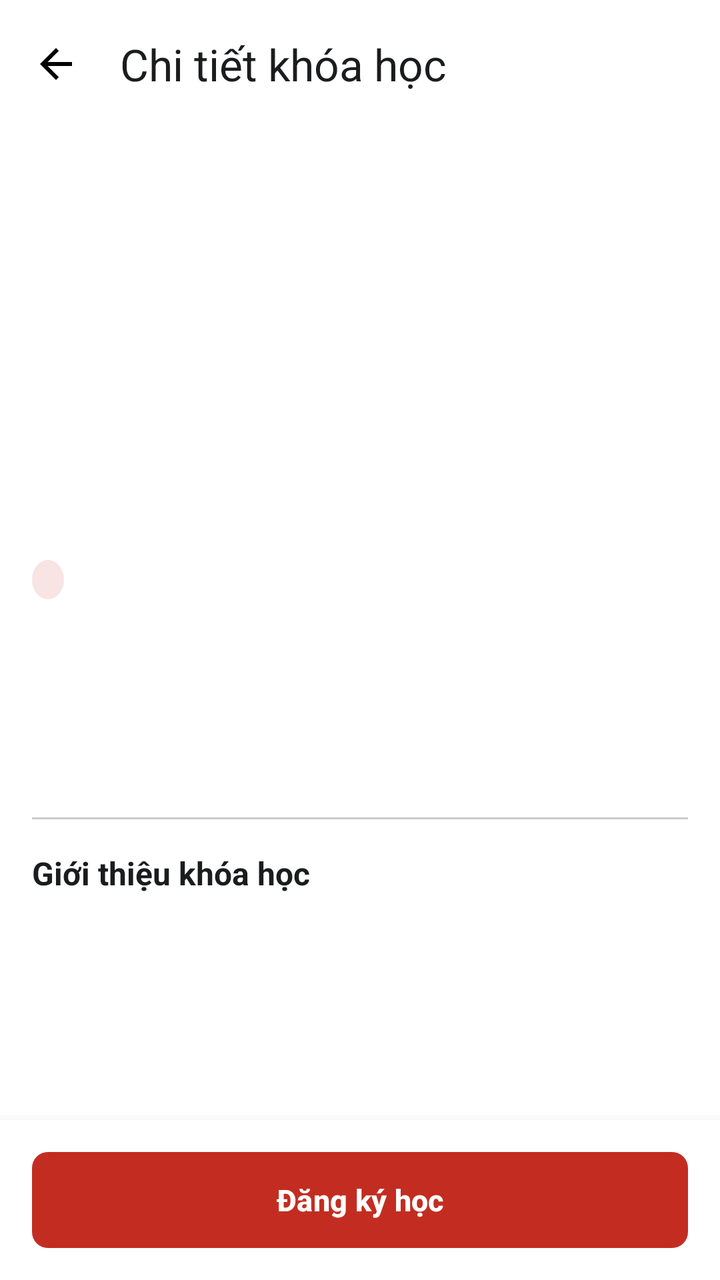
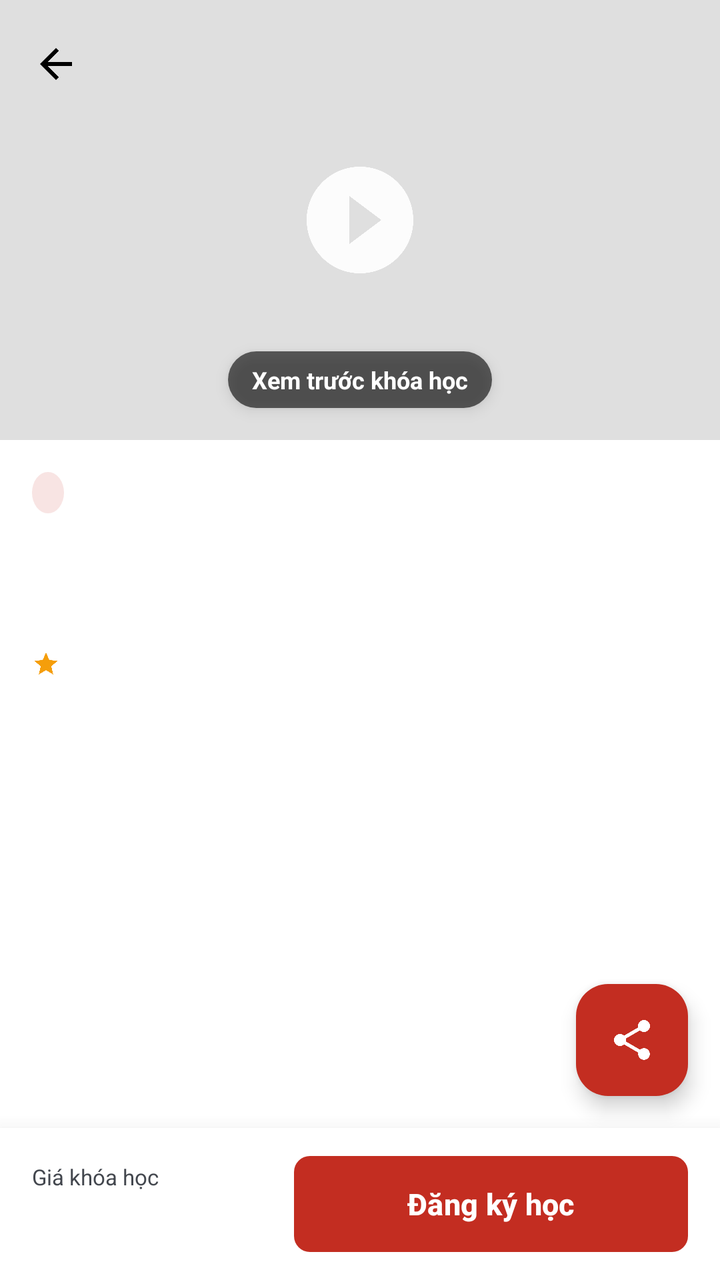

Before-and-after screenshots of an Android layout around one commit, followed by the original layout XML and the change that was made.
<!-- AndroidManifest.xml: application theme Theme.Learning -->
<!-- res/layout/activity_course_detail.xml -->
<?xml version="1.0" encoding="utf-8"?>
<androidx.coordinatorlayout.widget.CoordinatorLayout xmlns:android="http://schemas.android.com/apk/res/android"
    xmlns:app="http://schemas.android.com/apk/res-auto"
    android:layout_width="match_parent"
    android:layout_height="match_parent"
    android:background="@color/background">

    <com.google.android.material.appbar.AppBarLayout
        android:id="@+id/app_bar"
        android:layout_width="match_parent"
        android:layout_height="wrap_content"
        android:background="@color/white"
        app:elevation="0dp">

        <androidx.appcompat.widget.Toolbar
            android:id="@+id/toolbar"
            android:layout_width="match_parent"
            android:layout_height="?attr/actionBarSize"
            app:navigationIcon="@drawable/ic_arrow_back"
            app:title="Chi tiết khóa học"
            app:titleTextColor="@color/text_primary" />
    </com.google.android.material.appbar.AppBarLayout>

    <androidx.core.widget.NestedScrollView
        android:layout_width="match_parent"
        android:layout_height="match_parent"
        app:layout_behavior="@string/appbar_scrolling_view_behavior">

        <LinearLayout
            android:layout_width="match_parent"
            android:layout_height="wrap_content"
            android:orientation="vertical"
            android:paddingBottom="80dp">

            <ImageView
                android:id="@+id/iv_thumbnail"
                android:layout_width="match_parent"
                android:layout_height="200dp"
                android:scaleType="centerCrop"
                android:src="@drawable/ic_logo_placeholder" />

            <LinearLayout
                android:layout_width="match_parent"
                android:layout_height="wrap_content"
                android:orientation="vertical"
                android:padding="16dp">

                <TextView
                    android:id="@+id/tv_level"
                    android:layout_width="wrap_content"
                    android:layout_height="wrap_content"
                    android:background="@drawable/bg_circle_primary_light"
                    android:paddingStart="8dp"
                    android:paddingEnd="8dp"
                    android:paddingTop="3dp"
                    android:paddingBottom="3dp"
                    android:textColor="@color/primary"
                    android:textSize="10sp"
                    android:textStyle="bold" />

                <TextView
                    android:id="@+id/tv_title"
                    android:layout_width="match_parent"
                    android:layout_height="wrap_content"
                    android:layout_marginTop="8dp"
                    android:textColor="@color/on_background"
                    android:textSize="20sp"
                    android:textStyle="bold" />

                <TextView
                    android:id="@+id/tv_instructor"
                    android:layout_width="match_parent"
                    android:layout_height="wrap_content"
                    android:layout_marginTop="8dp"
                    android:textColor="@color/outline"
                    android:textSize="13sp" />

                <TextView
                    android:id="@+id/tv_price"
                    android:layout_width="match_parent"
                    android:layout_height="wrap_content"
                    android:layout_marginTop="8dp"
                    android:textColor="@color/primary"
                    android:textSize="18sp"
                    android:textStyle="bold" />

                <View
                    android:layout_width="match_parent"
                    android:layout_height="1dp"
                    android:layout_marginTop="16dp"
                    android:layout_marginBottom="16dp"
                    android:background="@color/divider" />

                <TextView
                    android:layout_width="match_parent"
                    android:layout_height="wrap_content"
                    android:text="Giới thiệu khóa học"
                    android:textColor="@color/on_background"
                    android:textSize="16sp"
                    android:textStyle="bold" />

                <TextView
                    android:id="@+id/tv_description"
                    android:layout_width="match_parent"
                    android:layout_height="wrap_content"
                    android:layout_marginTop="8dp"
                    android:textColor="@color/on_surface_variant"
                    android:textSize="14sp"
                    android:lineSpacingMultiplier="1.2" />

            </LinearLayout>

        </LinearLayout>

    </androidx.core.widget.NestedScrollView>

    <FrameLayout
        android:layout_width="match_parent"
        android:layout_height="wrap_content"
        android:layout_gravity="bottom"
        android:background="@color/white"
        android:elevation="8dp"
        android:padding="16dp">

        <com.google.android.material.button.MaterialButton
            android:id="@+id/btn_enroll"
            android:layout_width="match_parent"
            android:layout_height="wrap_content"
            android:text="@string/course_btn_enroll"
            android:textColor="@color/white"
            android:textSize="15sp"
            android:textStyle="bold"
            app:cornerRadius="8dp" />

    </FrameLayout>

</androidx.coordinatorlayout.widget.CoordinatorLayout>
<!-- resources referenced by this layout -->
<resources>
  <color name="background">#FFFFFF</color>
  <color name="divider">#CCCCCC</color>
  <color name="on_background">#1A1C1E</color>
  <color name="on_surface_variant">#43474E</color>
  <color name="outline">#74777F</color>
  <color name="primary">#C32D21</color>
  <color name="text_primary">#1A1C1E</color>
  <color name="white">#FFFFFF</color>
  <!-- drawable bg_circle_primary_light (drawable) -->
  <?xml version="1.0" encoding="utf-8"?>
  <shape xmlns:android="http://schemas.android.com/apk/res/android"
      android:shape="oval">
  
      <solid android:color="#20C32D21" />
  </shape>
  <!-- drawable ic_arrow_back (drawable) -->
  <vector xmlns:android="http://schemas.android.com/apk/res/android"
      android:width="24dp"
      android:height="24dp"
      android:viewportWidth="24"
      android:viewportHeight="24">
    <path
        android:fillColor="#FF000000"
        android:pathData="M20,11H7.83l5.59-5.59L12,4l-8,8 8,8 1.41-1.41L7.83,13H20v-2z"/>
  </vector>
  <string name="course_btn_enroll">Đăng ký học</string>
  <color name="primary_dark">#9B2016</color>
  <color name="on_primary">#FFFFFF</color>
  <color name="primary_light">#E05347</color>
  <color name="secondary">#373A3C</color>
  <color name="on_secondary">#FFFFFF</color>
  <color name="secondary_light">#595C5E</color>
  <color name="surface">#F5F5F5</color>
  <color name="on_surface">#1A1C1E</color>
  <color name="surface_variant">#E1E2EC</color>
  <color name="error">#BA1A1A</color>
  <color name="on_error">#FFFFFF</color>
  <style name="Widget.Learning.Toolbar" parent="Widget.Material3.Toolbar">
          <item name="titleTextColor">@color/secondary</item>
          <item name="subtitleTextColor">@color/outline</item>
          <item name="navigationIconTint">@color/secondary</item>
      </style>
  <dimen name="button_height">48dp</dimen>
  <style name="ShapeAppearance.Learning.Button" parent="ShapeAppearance.Material3.MediumComponent">
          <item name="cornerSize">@dimen/button_radius</item>
      </style>
  <dimen name="button_radius">24dp</dimen>
  <!-- unchanged entries left out for length: 3 -->
</resources>

<!-- the commit's change to res/layout/activity_course_detail.xml (unified diff, before → after) -->
@@ -1,5 +1,6 @@
 <?xml version="1.0" encoding="utf-8"?>
-<androidx.coordinatorlayout.widget.CoordinatorLayout xmlns:android="http://schemas.android.com/apk/res/android"
+<androidx.coordinatorlayout.widget.CoordinatorLayout 
+    xmlns:android="http://schemas.android.com/apk/res/android"
     xmlns:app="http://schemas.android.com/apk/res-auto"
     android:layout_width="match_parent"
     android:layout_height="match_parent"
@@ -10,128 +11,221 @@
         android:layout_width="match_parent"
         android:layout_height="wrap_content"
         android:background="@color/white"
-        app:elevation="0dp">
-
-        <androidx.appcompat.widget.Toolbar
-            android:id="@+id/toolbar"
+        android:theme="@style/ThemeOverlay.AppCompat.Light">
+
+        <com.google.android.material.appbar.CollapsingToolbarLayout
+            android:id="@+id/collapsing_toolbar"
             android:layout_width="match_parent"
-            android:layout_height="?attr/actionBarSize"
-            app:navigationIcon="@drawable/ic_arrow_back"
-            app:title="Chi tiết khóa học"
-            app:titleTextColor="@color/text_primary" />
+            android:layout_height="wrap_content"
+            app:layout_scrollFlags="scroll|exitUntilCollapsed"
+            app:contentScrim="@color/white">
+
+            
+            <FrameLayout
+                android:layout_width="match_parent"
+                android:layout_height="220dp"
+                app:layout_collapseMode="parallax">
+
+                <ImageView
+                    android:id="@+id/iv_thumbnail"
+                    android:layout_width="match_parent"
+                    android:layout_height="match_parent"
+                    android:scaleType="centerCrop"
+                    android:src="@drawable/ic_logo_placeholder" />
+
+                
+                <View
+                    android:layout_width="match_parent"
+                    android:layout_height="match_parent"
+                    android:background="#20000000" />
+
+                
+                <ImageView
+                    android:id="@+id/iv_play_preview"
+                    android:layout_width="64dp"
+                    android:layout_height="64dp"
+                    android:layout_gravity="center"
+                    android:src="@drawable/ic_play_circle_filled"
+                    app:tint="@color/white"
+                    android:alpha="0.9"
+                    android:elevation="4dp"/>
+
+                <TextView
+                    android:layout_width="wrap_content"
+                    android:layout_height="wrap_content"
+                    android:layout_gravity="bottom|center_horizontal"
+                    android:layout_marginBottom="16dp"
+                    android:background="@drawable/bg_rounded_black_translucent"
+                    android:paddingHorizontal="12dp"
+                    android:paddingVertical="6dp"
+                    android:text="Xem trước khóa học"
+                    android:textColor="@color/white"
+                    android:textSize="12sp"
+                    android:textStyle="bold"
+                    android:elevation="4dp" />
+            </FrameLayout>
+
+            <androidx.appcompat.widget.Toolbar
+                android:id="@+id/toolbar"
+                android:layout_width="match_parent"
+                android:layout_height="?attr/actionBarSize"
+                app:layout_collapseMode="pin"
+                app:navigationIcon="@drawable/ic_arrow_back"
+                app:titleTextColor="@color/text_primary" />
+
+        </com.google.android.material.appbar.CollapsingToolbarLayout>
+
+        
+        <LinearLayout
+            android:layout_width="match_parent"
+            android:layout_height="wrap_content"
+            android:orientation="vertical"
+            android:paddingHorizontal="16dp"
+            android:paddingTop="16dp"
+            android:paddingBottom="8dp"
+            app:layout_scrollFlags="scroll">
+
+            <TextView
+                android:id="@+id/tv_level"
+                android:layout_width="wrap_content"
+                android:layout_height="wrap_content"
+                android:background="@drawable/bg_circle_primary_light"
+                android:paddingHorizontal="8dp"
+                android:paddingVertical="3dp"
+                android:textColor="@color/primary"
+                android:textSize="11sp"
+                android:textStyle="bold" />
+
+            <TextView
+                android:id="@+id/tv_title"
+                android:layout_width="match_parent"
+                android:layout_height="wrap_content"
+                android:layout_marginTop="8dp"
+                android:textColor="@color/text_primary"
+                android:textSize="20sp"
+                android:textStyle="bold" />
+
+            <TextView
+                android:id="@+id/tv_instructor"
+                android:layout_width="match_parent"
+                android:layout_height="wrap_content"
+                android:layout_marginTop="6dp"
+                android:textColor="@color/text_secondary"
+                android:textSize="13sp" />
+
+            
+            <LinearLayout
+                android:layout_width="match_parent"
+                android:layout_height="wrap_content"
+                android:layout_marginTop="8dp"
+                android:gravity="center_vertical"
+                android:orientation="horizontal">
+
+                <ImageView
+                    android:layout_width="14dp"
+                    android:layout_height="14dp"
+                    android:src="@drawable/ic_star_filled"
+                    app:tint="@color/category_orange" />
+
+                <TextView
+                    android:id="@+id/tv_rating"
+                    android:layout_width="wrap_content"
+                    android:layout_height="wrap_content"
+                    android:layout_marginStart="4dp"
+                    android:textColor="@color/text_primary"
+                    android:textSize="13sp"
+                    android:textStyle="bold" />
+
+                <TextView
+                    android:id="@+id/tv_enrolled_count"
+                    android:layout_width="wrap_content"
+                    android:layout_height="wrap_content"
+                    android:layout_marginStart="12dp"
+                    android:textColor="@color/text_secondary"
+                    android:textSize="13sp" />
+            </LinearLayout>
+        </LinearLayout>
+
+        
+        <com.google.android.material.tabs.TabLayout
+            android:id="@+id/tab_layout"
+            android:layout_width="match_parent"
+            android:layout_height="wrap_content"
+            android:background="@color/white"
+            app:tabGravity="fill"
+            app:tabMode="fixed"
+            app:tabSelectedTextColor="@color/primary"
+            app:tabTextColor="@color/text_secondary"
+            app:tabIndicatorColor="@color/primary"
+            app:tabIndicatorHeight="3dp" />
+
     </com.google.android.material.appbar.AppBarLayout>
 
-    <androidx.core.widget.NestedScrollView
+    
+    <androidx.viewpager2.widget.ViewPager2
+        android:id="@+id/view_pager"
         android:layout_width="match_parent"
         android:layout_height="match_parent"
-        app:layout_behavior="@string/appbar_scrolling_view_behavior">
-
-        <LinearLayout
-            android:layout_width="match_parent"
-            android:layout_height="wrap_content"
-            android:orientation="vertical"
-            android:paddingBottom="80dp">
-
-            <ImageView
-                android:id="@+id/iv_thumbnail"
-                android:layout_width="match_parent"
-                android:layout_height="200dp"
-                android:scaleType="centerCrop"
-                android:src="@drawable/ic_logo_placeholder" />
-
-            <LinearLayout
-                android:layout_width="match_parent"
-                android:layout_height="wrap_content"
-                android:orientation="vertical"
-                android:padding="16dp">
-
-                <TextView
-                    android:id="@+id/tv_level"
-                    android:layout_width="wrap_content"
-                    android:layout_height="wrap_content"
-                    android:background="@drawable/bg_circle_primary_light"
-                    android:paddingStart="8dp"
-                    android:paddingEnd="8dp"
-                    android:paddingTop="3dp"
-                    android:paddingBottom="3dp"
-                    android:textColor="@color/primary"
-                    android:textSize="10sp"
-                    android:textStyle="bold" />
-
-                <TextView
-                    android:id="@+id/tv_title"
-                    android:layout_width="match_parent"
-                    android:layout_height="wrap_content"
-                    android:layout_marginTop="8dp"
-                    android:textColor="@color/on_background"
-                    android:textSize="20sp"
-                    android:textStyle="bold" />
-
-                <TextView
-                    android:id="@+id/tv_instructor"
-                    android:layout_width="match_parent"
-                    android:layout_height="wrap_content"
-                    android:layout_marginTop="8dp"
-                    android:textColor="@color/outline"
-                    android:textSize="13sp" />
-
-                <TextView
-                    android:id="@+id/tv_price"
-                    android:layout_width="match_parent"
-                    android:layout_height="wrap_content"
-                    android:layout_marginTop="8dp"
-                    android:textColor="@color/primary"
-                    android:textSize="18sp"
-                    android:textStyle="bold" />
-
-                <View
-                    android:layout_width="match_parent"
-                    android:layout_height="1dp"
-                    android:layout_marginTop="16dp"
-                    android:layout_marginBottom="16dp"
-                    android:background="@color/divider" />
-
-                <TextView
-                    android:layout_width="match_parent"
-                    android:layout_height="wrap_content"
-                    android:text="Giới thiệu khóa học"
-                    android:textColor="@color/on_background"
-                    android:textSize="16sp"
-                    android:textStyle="bold" />
-
-                <TextView
-                    android:id="@+id/tv_description"
-                    android:layout_width="match_parent"
-                    android:layout_height="wrap_content"
-                    android:layout_marginTop="8dp"
-                    android:textColor="@color/on_surface_variant"
-                    android:textSize="14sp"
-                    android:lineSpacingMultiplier="1.2" />
-
-            </LinearLayout>
-
-        </LinearLayout>
-
-    </androidx.core.widget.NestedScrollView>
-
-    <FrameLayout
+        android:layout_marginBottom="76dp"
+        app:layout_behavior="@string/appbar_scrolling_view_behavior" />
+
+    
+    <LinearLayout
         android:layout_width="match_parent"
-        android:layout_height="wrap_content"
+        android:layout_height="76dp"
         android:layout_gravity="bottom"
         android:background="@color/white"
-        android:elevation="8dp"
-        android:padding="16dp">
+        android:elevation="16dp"
+        android:gravity="center_vertical"
+        android:orientation="horizontal"
+        android:paddingHorizontal="16dp">
+
+        <LinearLayout
+            android:layout_width="0dp"
+            android:layout_height="wrap_content"
+            android:layout_weight="1.2"
+            android:orientation="vertical">
+
+            <TextView
+                android:layout_width="wrap_content"
+                android:layout_height="wrap_content"
+                android:text="Giá khóa học"
+                android:textColor="@color/text_secondary"
+                android:textSize="11sp" />
+
+            <TextView
+                android:id="@+id/tv_price"
+                android:layout_width="wrap_content"
+                android:layout_height="wrap_content"
+                android:textColor="@color/primary"
+                android:textSize="20sp"
+                android:textStyle="bold" />
+        </LinearLayout>
 
         <com.google.android.material.button.MaterialButton
             android:id="@+id/btn_enroll"
-            android:layout_width="match_parent"
-            android:layout_height="wrap_content"
-            android:text="@string/course_btn_enroll"
+            android:layout_width="0dp"
+            android:layout_height="48dp"
+            android:layout_weight="1.8"
+            android:text="Đăng ký học"
             android:textColor="@color/white"
             android:textSize="15sp"
             android:textStyle="bold"
             app:cornerRadius="8dp" />
-
-    </FrameLayout>
+    </LinearLayout>
+
+    
+    <com.google.android.material.floatingactionbutton.FloatingActionButton
+        android:id="@+id/fab_share"
+        android:layout_width="wrap_content"
+        android:layout_height="wrap_content"
+        android:layout_gravity="bottom|end"
+        android:layout_marginEnd="16dp"
+        android:layout_marginBottom="92dp"
+        android:src="@drawable/ic_share"
+        app:tint="@color/white"
+        app:backgroundTint="@color/primary"
+        app:fabSize="normal"
+        android:contentDescription="Share Course" />
 
 </androidx.coordinatorlayout.widget.CoordinatorLayout>
<!-- resource entries referenced after the edit -->
@@ -1,12 +1,12 @@
 <!-- resources referenced by this layout -->
 <resources>
   <color name="background">#FFFFFF</color>
-  <color name="divider">#CCCCCC</color>
-  <color name="on_background">#1A1C1E</color>
+  <color name="category_orange">#F59E0B</color>
   <color name="on_surface_variant">#43474E</color>
   <color name="outline">#74777F</color>
   <color name="primary">#C32D21</color>
   <color name="text_primary">#1A1C1E</color>
+  <color name="text_secondary">#43474E</color>
   <color name="white">#FFFFFF</color>
   <!-- drawable bg_circle_primary_light (drawable) -->
   <?xml version="1.0" encoding="utf-8"?>
@@ -14,6 +14,13 @@
       android:shape="oval">
   
       <solid android:color="#20C32D21" />
+  </shape>
+  <!-- drawable bg_rounded_black_translucent (drawable) -->
+  <?xml version="1.0" encoding="utf-8"?>
+  <shape xmlns:android="http://schemas.android.com/apk/res/android"
+      android:shape="rectangle">
+      <solid android:color="#99000000" />
+      <corners android:radius="16dp" />
   </shape>
   <!-- drawable ic_arrow_back (drawable) -->
   <vector xmlns:android="http://schemas.android.com/apk/res/android"
@@ -25,7 +32,36 @@
         android:fillColor="#FF000000"
         android:pathData="M20,11H7.83l5.59-5.59L12,4l-8,8 8,8 1.41-1.41L7.83,13H20v-2z"/>
   </vector>
-  <string name="course_btn_enroll">Đăng ký học</string>
+  <!-- drawable ic_play_circle_filled (drawable) -->
+  <vector xmlns:android="http://schemas.android.com/apk/res/android"
+      android:width="24dp"
+      android:height="24dp"
+      android:viewportWidth="24"
+      android:viewportHeight="24">
+      <path
+          android:fillColor="#FFFFFFFF"
+          android:pathData="M12,2C6.48,2 2,6.48 2,12s4.48,10 10,10 10,-4.48 10,-10S17.52,2 12,2zM10,16.5v-9l6,4.5 -6,4.5z"/>
+  </vector>
+  <!-- drawable ic_share (drawable) -->
+  <vector xmlns:android="http://schemas.android.com/apk/res/android"
+      android:width="24dp"
+      android:height="24dp"
+      android:viewportWidth="24"
+      android:viewportHeight="24">
+      <path
+          android:fillColor="#FFFFFFFF"
+          android:pathData="M18,16.08c-0.76,0 -1.44,0.3 -1.96,0.77L8.91,12.7c0.05,-0.23 0.09,-0.46 0.09,-0.7s-0.04,-0.47 -0.09,-0.7l7.05,-4.11c0.54,0.5 1.25,0.81 2.04,0.81 1.66,0 3,-1.34 3,-3s-1.34,-3 -3,-3 -3,1.34 -3,3c0,0.24 0.04,0.47 0.09,0.7L8.04,9.81C7.5,9.31 6.79,9 6,9c-1.66,0 -3,1.34 -3,3s1.34,3 3,3c0.79,0 1.5,-0.31 2.04,-0.81l7.12,4.16c-0.05,0.21 -0.08,0.43 -0.08,0.65 0,1.61 1.31,2.92 2.92,2.92s2.92,-1.31 2.92,-2.92 -1.31,-2.92 -2.92,-2.92z"/>
+  </vector>
+  <!-- drawable ic_star_filled (drawable) -->
+  <vector xmlns:android="http://schemas.android.com/apk/res/android"
+      android:width="24dp"
+      android:height="24dp"
+      android:viewportWidth="24"
+      android:viewportHeight="24">
+      <path
+          android:fillColor="#FFFFFFFF"
+          android:pathData="M12,17.27L18.18,21l-1.64,-7.03L22,9.24l-7.19,-0.61L12,2L9.19,8.63L2,9.24l5.46,4.73L5.82,21z"/>
+  </vector>
   <color name="primary_dark">#9B2016</color>
   <color name="on_primary">#FFFFFF</color>
   <color name="primary_light">#E05347</color>
